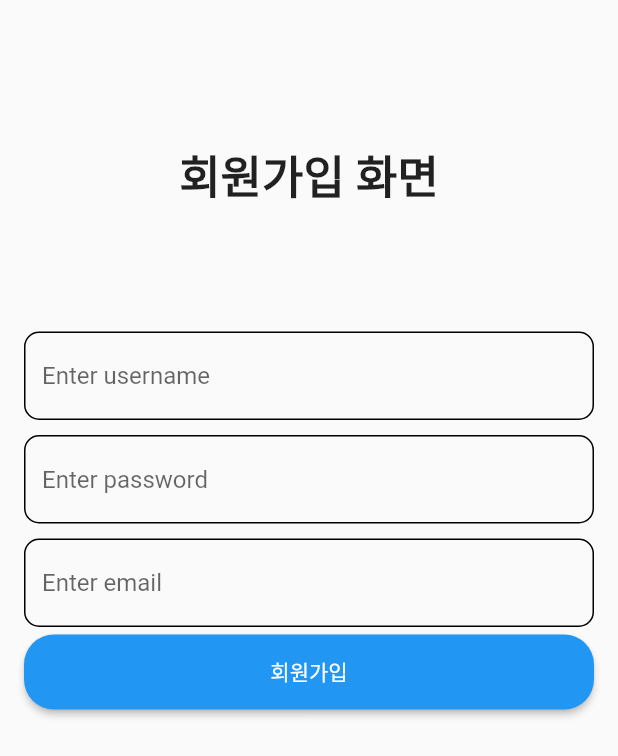
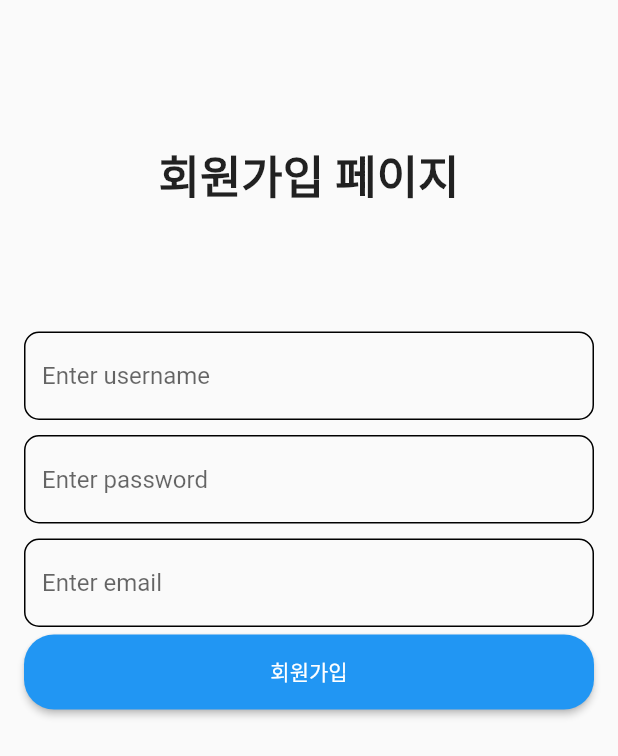
Before and after one commit to ssjf409/flutter_blog, a Flutter app: the JoinPage screen opened directly, on a phone screen of 412 x 824 dp. Shown: the top 756 px of the screen. Run offline on Flutter 3.47's test engine with Material 2 defaults, Android fonts, the phone set to English and light mode, and no system bars.

```diff
--- a/lib/components/custom_text_form_field.dart
+++ b/lib/components/custom_text_form_field.dart
@@ -10,10 +10,11 @@ class CustomTextFormField extends StatelessWidget {
     return Padding(
       padding: const EdgeInsets.symmetric(vertical: 5),
       child: TextFormField(
+        obscureText: hint == 'password' ? true : false,
         decoration: InputDecoration(
           // border는 enabled, focused, error, focusdError 4개 둔다.
           // hint 변수를 그냥 넣는거 보다는 $hint와 같은 표현이 좋다. null 방어됨
-          hintText: '$hint',
+          hintText: 'Enter $hint',
           enabledBorder: OutlineInputBorder(
             borderRadius: BorderRadius.circular(10),
           ),
--- a/lib/main.dart
+++ b/lib/main.dart
@@ -1,5 +1,5 @@
 import 'package:flutter/material.dart';
-import 'package:flutter_blog/pages/user/join_page.dart';
+import 'package:flutter_blog/pages/user/login_page.dart';
 
 void main() {
   runApp(MyApp());
@@ -11,7 +11,7 @@ class MyApp extends StatelessWidget {
     return MaterialApp(
       debugShowCheckedModeBanner: false,
       // 라우트 설계 필요없음. GetX 사용할 예정
-      home: JoinPage(),
+      home: LoginPage(),
     );
   }
 }
--- a/lib/pages/user/join_page.dart
+++ b/lib/pages/user/join_page.dart
@@ -14,7 +14,7 @@ class JoinPage extends StatelessWidget {
               alignment: Alignment.center,
               height: 200,
               child: Text(
-                '회원가입 화면',
+                '회원가입 페이지',
                 style: TextStyle(
                   fontSize: 30,
                   fontWeight: FontWeight.bold,
@@ -33,13 +33,13 @@ class JoinPage extends StatelessWidget {
       child: Column(
         children: [
           CustomTextFormField(
-            hint: 'Enter username',
+            hint: 'username',
           ),
           CustomTextFormField(
-            hint: 'Enter password',
+            hint: 'password',
           ),
           CustomTextFormField(
-            hint: 'Enter email',
+            hint: 'email',
           ),
           CustomElvatedButton(
             text: '회원가입',
```
Also changed, not shown: lib/pages/user/login_page.dart (+41 -1 lines).
